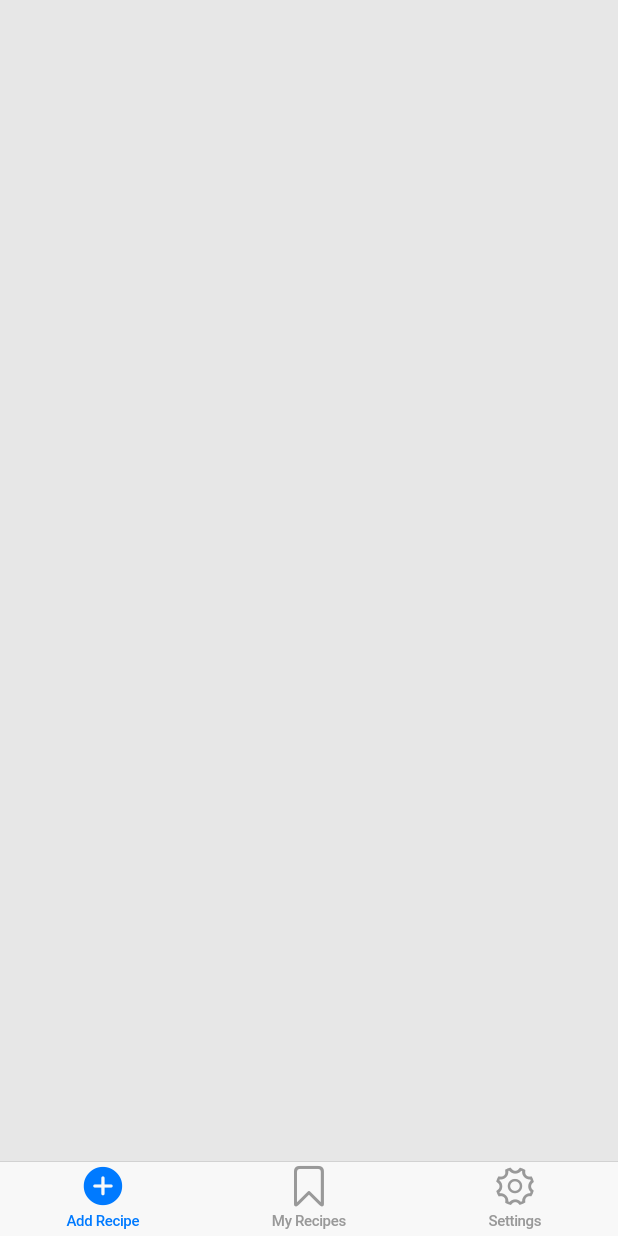
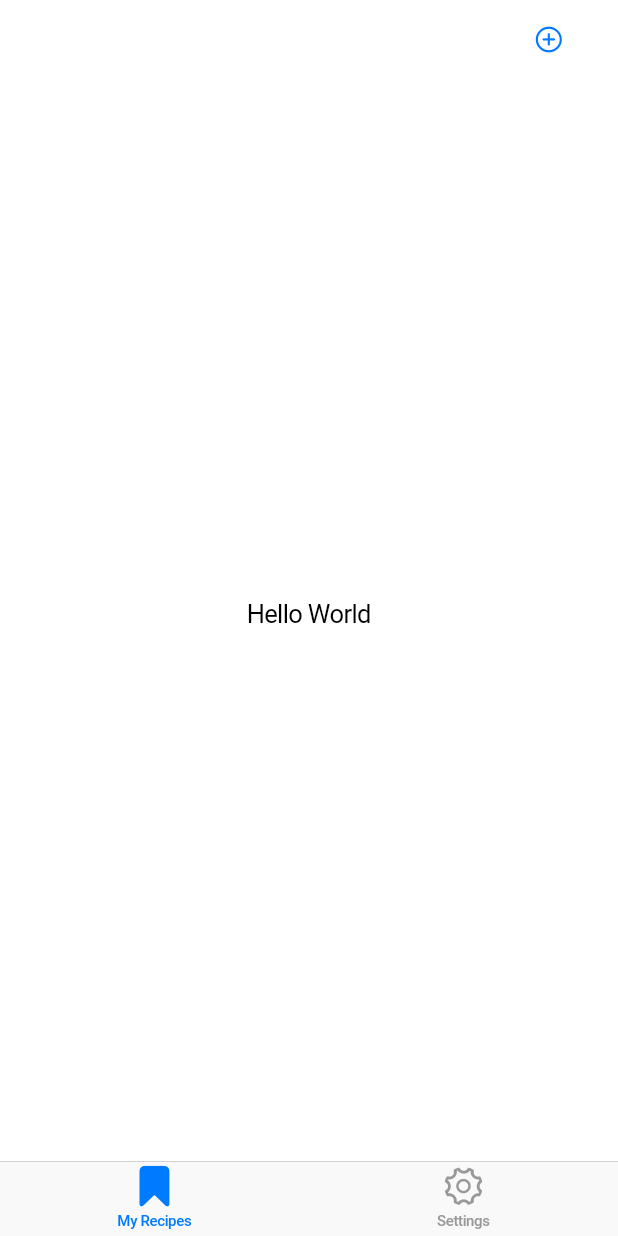
Before and after one commit to rachyoder/cookbook-app, a Flutter app: the screen it shows after launch, on a phone screen of 412 x 824 dp. Run offline on Flutter 3.47's test engine with Material 2 defaults, Android fonts, the light colour scheme and no system bars; our stand-ins replace built_collection, built_value; generated files the repository leaves out were written again.

Commit message:
latest save

```diff
--- a/lib/main.dart
+++ b/lib/main.dart
@@ -1,4 +1,5 @@
 import 'package:flutter/cupertino.dart';
+import 'package:recipe_book_app/ui/routes/my_recipes_page.dart';
 
 void main() {
   runApp(CookBookApp());
@@ -13,10 +14,10 @@ class CookBookApp extends StatelessWidget {
       home: CupertinoTabScaffold(
         tabBar: CupertinoTabBar(
           items: <BottomNavigationBarItem>[
-            BottomNavigationBarItem(
-                icon: Icon(CupertinoIcons.add_circled),
-                activeIcon: Icon(CupertinoIcons.add_circled_solid),
-                label: "Add Recipe"),
+            // BottomNavigationBarItem(
+            //     icon: Icon(CupertinoIcons.add_circled),
+            //     activeIcon: Icon(CupertinoIcons.add_circled_solid),
+            //     label: "Add Recipe"),
             BottomNavigationBarItem(
                 icon: Icon(CupertinoIcons.bookmark),
                 activeIcon: Icon(CupertinoIcons.bookmark_fill),
@@ -29,8 +30,21 @@ class CookBookApp extends StatelessWidget {
         ),
         tabBuilder: (BuildContext context, int index) {
           return CupertinoTabView(
+            routes: {
+              MyRecipesPage.routeName: (_) => MyRecipesPage(),
+            },
             builder: (BuildContext context) {
-              return Container();
+              switch (index) {
+                case 0:
+                  return CupertinoTabView(
+                    builder: (context) {
+                      return MyRecipesPage();
+                    },
+                  );
+                  break;
+                default:
+                  return Container();
+              }
             },
           );
         },
--- /dev/null
+++ b/lib/ui/routes/my_recipes_page.dart
@@ -0,0 +1,39 @@
+import 'package:flutter/cupertino.dart';
+import 'package:recipe_book_app/ui/routes/add_recipe_page.dart';
+
+class MyRecipesPage extends StatefulWidget {
+  static final routeName = '/recipes';
+
+  @override
+  _MyRecipesPageState createState() => _MyRecipesPageState();
+}
+
+class _MyRecipesPageState extends State<MyRecipesPage> {
+  @override
+  void initState() {
+    super.initState();
+  }
+
+  Widget build(BuildContext context) {
+    return CupertinoPageScaffold(
+      navigationBar: CupertinoNavigationBar(
+        trailing: CupertinoButton(
+          child: Icon(
+            CupertinoIcons.add_circled,
+          ),
+          onPressed: () => {
+            Navigator.of(context)
+                .push(CupertinoPageRoute<void>(builder: (BuildContext context) {
+              return AddRecipePage();
+            })),
+          },
+        ),
+      ),
+      child: SafeArea(
+        child: Center(
+          child: Text("Hello World"),
+        ),
+      ),
+    );
+  }
+}
```
Also changed, not shown: lib/ui/routes/add_recipe_page.dart (+29 -0 lines), lib/ui/widgets/new_recipe_form_widget.dart (added, +79 -0 lines), lib/ui/routes/saved_recipes_page.dart (deleted).
